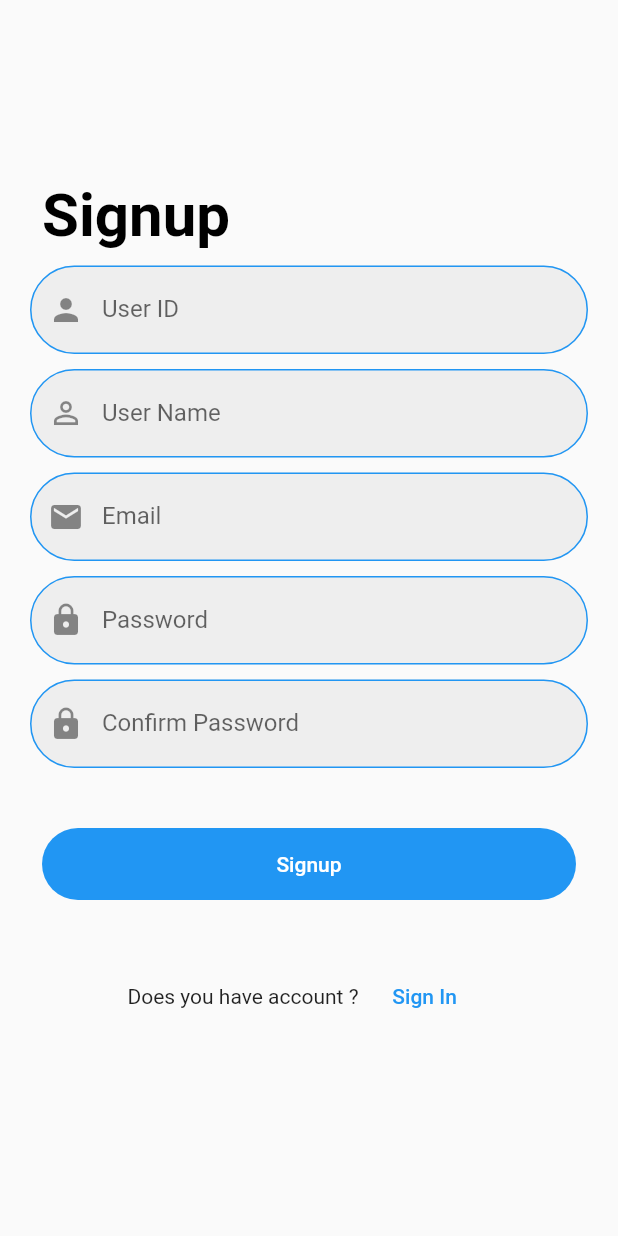
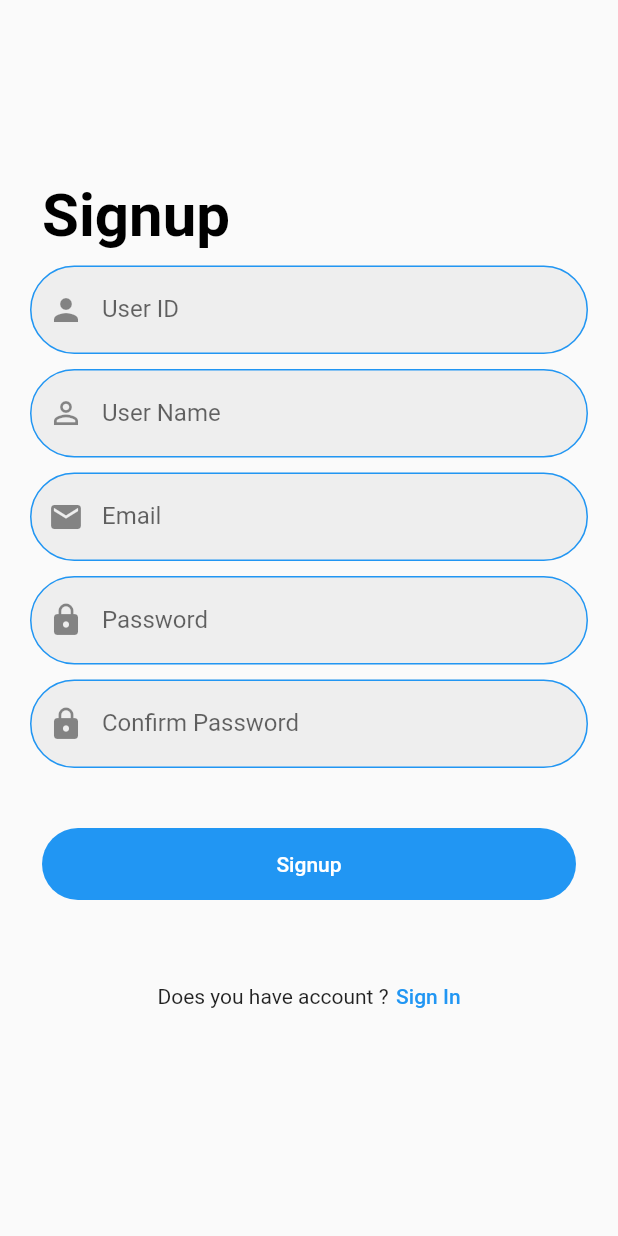
Before and after one commit to RahulMistriCodesmith/login_with_signup, a Flutter app: the screen it shows after launch, after a tap on "Signup", on a phone screen of 412 x 824 dp. Run offline on Flutter 3.47's test engine with Material 2 defaults, Android fonts, the phone set to English and light mode, and no system bars; our stand-ins replace shared_preferences, sqflite, toast; accounts and stored records are empty.

Commit message:
Committed Done! 26-08-22 01:14 PM

```diff
--- a/lib/Screens/HomeForm.dart
+++ b/lib/Screens/HomeForm.dart
@@ -161,8 +161,7 @@ class _HomeFormState extends State<HomeForm> {
                     margin: EdgeInsets.all(30.0),
                     width: double.infinity,
                     child: FlatButton(
-                      child: Text(
-                        'Update',
+                      child: Text('Update',
                         style: TextStyle(color: Colors.white),
                       ),
                       onPressed: update,
--- a/lib/Screens/LoginForm.dart
+++ b/lib/Screens/LoginForm.dart
@@ -123,6 +123,12 @@ class _LoginFormState extends State<LoginForm> {
                     Text('Does not have account ?'),
 
                     FlatButton(
+                     minWidth: 0,
+                      padding: EdgeInsets.only(left: 5),
+                      shape: RoundedRectangleBorder(
+                        // borderRadius: BorderRadius.circular(10),
+                        // side: BorderSide(color: Colors.brown)
+                      ),
                       textColor: Colors.blue,
                       child: Text('Signup'),
                       onPressed: () {
--- a/lib/Screens/SignupForm.dart
+++ b/lib/Screens/SignupForm.dart
@@ -140,7 +140,11 @@ class _SignupFormState extends State<SignupForm> {
                       children: [
                         Text('Does you have account ?'),
                         FlatButton(
+                          minWidth: 0,
                           textColor: Colors.blue,
+                          shape: RoundedRectangleBorder(),
+                          padding: EdgeInsets.only(left: 5),
+
                           child: Text('Sign In'),
                           onPressed: () {
                             Navigator.pushAndRemoveUntil(
```
Also changed, not shown: 1 other file.
